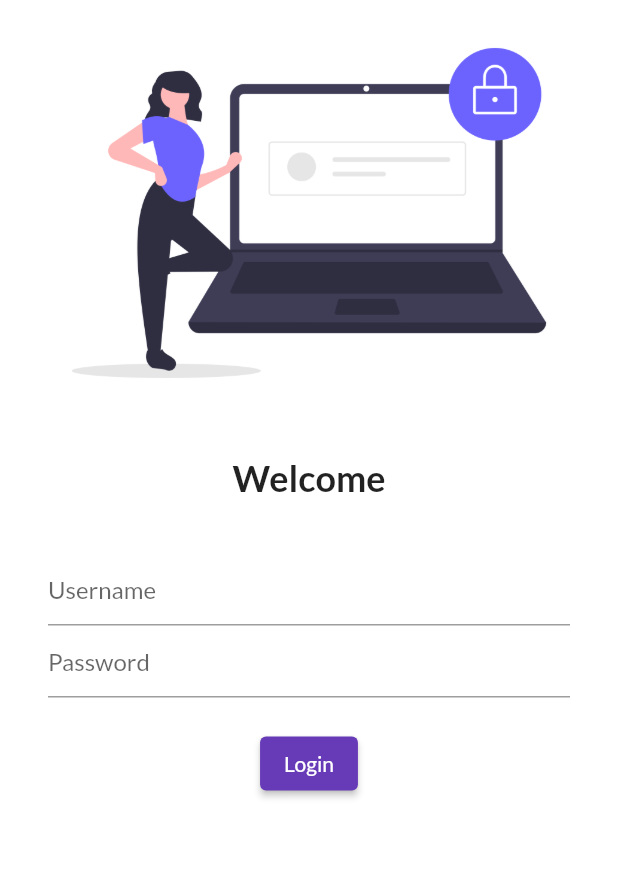
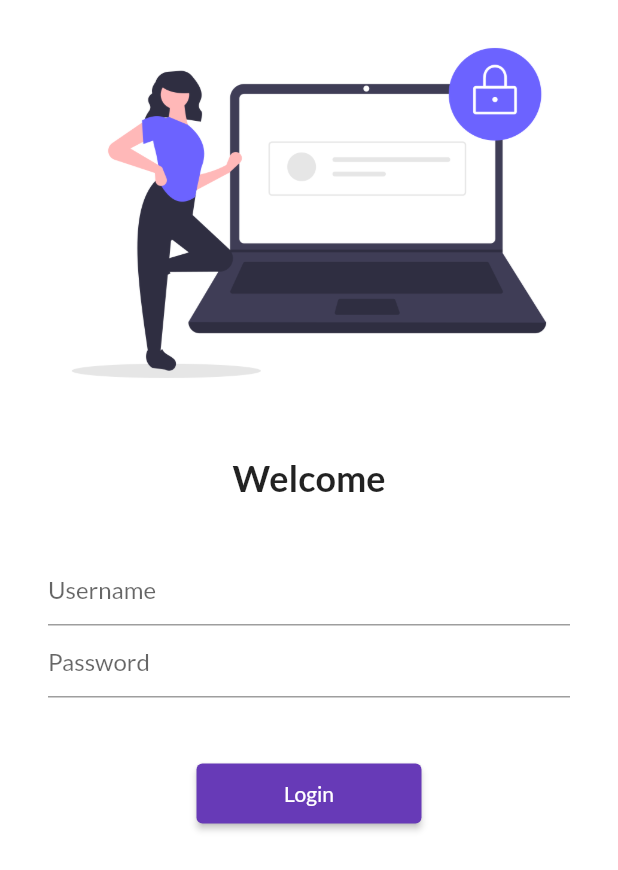
Before and after one commit to Vaibhavdvarpe/Catalog_App_with_th_help_of_Codepure, a Flutter app: the screen it shows after launch, on a phone screen of 412 x 824 dp. Shown: the top 870 px of the screen. Run offline on Flutter 3.47's test engine with Material 2 defaults, Android fonts, the phone set to English and light mode, and no system bars; our stand-ins replace google_fonts.

Commit message:
Day 5 completed

```diff
--- a/lib/main.dart
+++ b/lib/main.dart
@@ -1,5 +1,6 @@
 import 'package:catalogapp/pages/homepage.dart';
 import 'package:catalogapp/pages/loginpage.dart';
+import 'package:catalogapp/utils/routes.dart';
 import 'package:flutter/material.dart';
 import 'package:google_fonts/google_fonts.dart';
 
@@ -21,8 +22,8 @@ class MyApp extends StatelessWidget {
       //
       routes: {
         "/": (context) => LoginPage(),
-        "/home": (context) => HomePage(),
-        "/login": (context) => LoginPage(),
+        MyRoutes.homeRoute: (context) => HomePage(),
+        MyRoutes.loginRoute: (context) => LoginPage(),
       },
     );
   }
--- a/lib/pages/loginpage.dart
+++ b/lib/pages/loginpage.dart
@@ -1,3 +1,4 @@
+import 'package:catalogapp/utils/routes.dart';
 import 'package:flutter/material.dart';
 
 class LoginPage extends StatelessWidget {
@@ -7,16 +8,17 @@ class LoginPage extends StatelessWidget {
   Widget build(BuildContext context) {
     return Material(
       color: Colors.white,
+      child: SingleChildScrollView(
         child: Column(children: [
           Image.asset("assets/images/loginimage.png", fit: BoxFit.cover),
-        SizedBox(
+          const SizedBox(
             height: 20,
           ),
-        Text(
+          const Text(
             "Welcome",
-          style: TextStyle(fontSize: 24, fontWeight: FontWeight.bold),
+            style: const TextStyle(fontSize: 24, fontWeight: FontWeight.bold),
           ),
-        SizedBox(
+          const SizedBox(
             height: 20,
           ),
           Padding(
@@ -24,29 +26,33 @@ class LoginPage extends StatelessWidget {
             child: Column(
               children: [
                 TextFormField(
-                decoration: InputDecoration(
+                  decoration: const InputDecoration(
                     // labelText: "username",
                     hintText: "Username",
                   ),
                 ),
                 TextFormField(
-                decoration: InputDecoration(
+                  decoration: const InputDecoration(
                     // labelText: "password",
                     hintText: "Password",
                   ),
                   obscureText: true,
                 ),
-              SizedBox(
-                height: 20,
+                const SizedBox(
+                  height: 40,
                 ),
                 ElevatedButton(
-                  onPressed: () {},
-                  child: Text("Login"),
-                  style: TextButton.styleFrom())
+                    onPressed: () {
+                      Navigator.pushNamed(context, MyRoutes.homeRoute);
+                    },
+                    child: const Text("Login"),
+                    style:
+                        TextButton.styleFrom(minimumSize: const Size(150, 40)))
               ],
             ),
           )
         ]),
+      ),
     );
   }
 }
--- /dev/null
+++ b/lib/utils/routes.dart
@@ -0,0 +1,4 @@
+class MyRoutes {
+  static String loginRoute = "/login";
+  static String homeRoute = "/home";
+}
```
Lines whose indentation alone changed are shown as unchanged.
